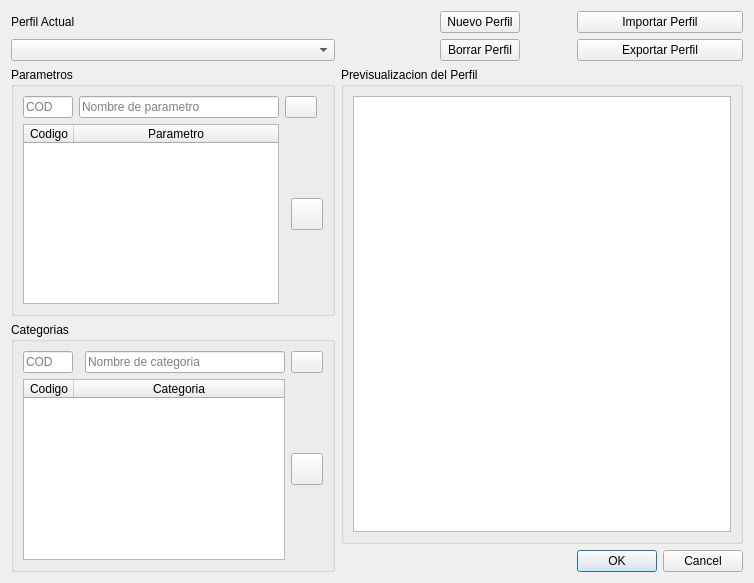
Qt form analizador/perfiles.ui (fedes82/anarev) before a commit.
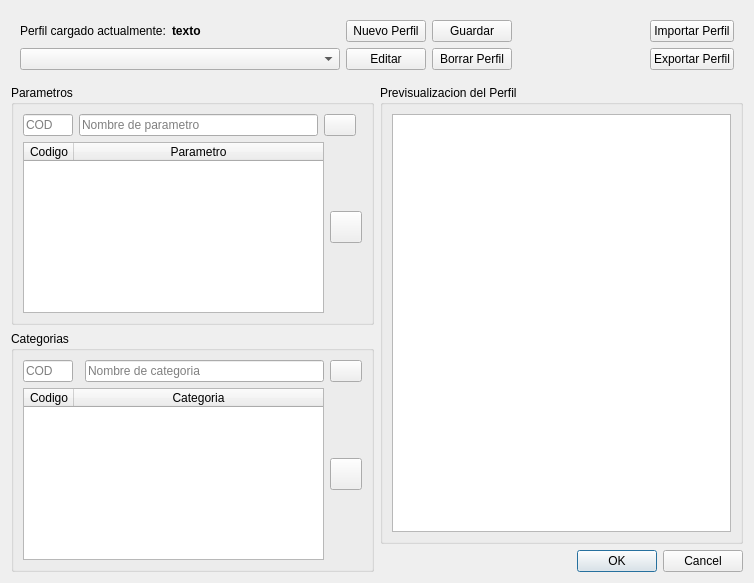
The same form after that commit. Icons and pictures are not drawn.

```diff
--- a/analizador/perfiles.ui
+++ b/analizador/perfiles.ui
@@ -13,14 +13,234 @@
   <property name="windowTitle">
    <string>Dialog</string>
   </property>
-  <layout class="QGridLayout" name="gridLayout_4">
-   <item row="2" column="1" rowspan="2" colspan="4">
+  <layout class="QGridLayout" name="gridLayout_5">
+   <item row="0" column="0" colspan="2">
+    <widget class="QWidget" name="widget" native="true">
+     <layout class="QGridLayout" name="gridLayout_4">
+      <item row="0" column="2">
+       <spacer name="horizontalSpacer_5">
+        <property name="orientation">
+         <enum>Qt::Horizontal</enum>
+        </property>
+        <property name="sizeHint" stdset="0">
+         <size>
+          <width>106</width>
+          <height>17</height>
+         </size>
+        </property>
+       </spacer>
+      </item>
+      <item row="1" column="4">
+       <widget class="QPushButton" name="btnEdicion">
+        <property name="text">
+         <string>Editar</string>
+        </property>
+       </widget>
+      </item>
+      <item row="1" column="7">
+       <spacer name="horizontalSpacer_4">
+        <property name="orientation">
+         <enum>Qt::Horizontal</enum>
+        </property>
+        <property name="sizeHint" stdset="0">
+         <size>
+          <width>105</width>
+          <height>17</height>
+         </size>
+        </property>
+       </spacer>
+      </item>
+      <item row="0" column="8">
+       <widget class="QPushButton" name="btnImpPerfil">
+        <property name="text">
+         <string>Importar Perfil</string>
+        </property>
+       </widget>
+      </item>
+      <item row="1" column="0" colspan="3">
+       <widget class="QComboBox" name="combPerfil"/>
+      </item>
+      <item row="0" column="7">
+       <spacer name="horizontalSpacer">
+        <property name="orientation">
+         <enum>Qt::Horizontal</enum>
+        </property>
+        <property name="sizeHint" stdset="0">
+         <size>
+          <width>105</width>
+          <height>17</height>
+         </size>
+        </property>
+       </spacer>
+      </item>
+      <item row="0" column="4">
+       <widget class="QPushButton" name="btnNuevoPerfil">
+        <property name="text">
+         <string>Nuevo Perfil</string>
+        </property>
+       </widget>
+      </item>
+      <item row="1" column="8">
+       <widget class="QPushButton" name="btnExpPerfil">
+        <property name="text">
+         <string>Exportar Perfil</string>
+        </property>
+       </widget>
+      </item>
+      <item row="0" column="1">
+       <widget class="QLabel" name="lblPerfilPrincipal">
+        <property name="font">
+         <font>
+          <weight>75</weight>
+          <bold>true</bold>
+         </font>
+        </property>
+        <property name="text">
+         <string>texto</string>
+        </property>
+       </widget>
+      </item>
+      <item row="0" column="0">
+       <widget class="QLabel" name="label">
+        <property name="text">
+         <string>Perfil cargado actualmente:</string>
+        </property>
+       </widget>
+      </item>
+      <item row="1" column="5">
+       <widget class="QPushButton" name="btnBorrar">
+        <property name="text">
+         <string>Borrar Perfil</string>
+        </property>
+       </widget>
+      </item>
+      <item row="0" column="5">
+       <widget class="QPushButton" name="btnGuardar">
+        <property name="text">
+         <string>Guardar</string>
+        </property>
+       </widget>
+      </item>
+     </layout>
+    </widget>
+   </item>
+   <item row="1" column="0">
+    <widget class="QGroupBox" name="groupBox">
+     <property name="title">
+      <string>Parametros</string>
+     </property>
+     <layout class="QGridLayout" name="gridLayout_2">
+      <item row="0" column="0">
+       <widget class="QLineEdit" name="lnCodeParam">
+        <property name="maximumSize">
+         <size>
+          <width>50</width>
+          <height>16777215</height>
+         </size>
+        </property>
+        <property name="placeholderText">
+         <string>COD</string>
+        </property>
+       </widget>
+      </item>
+      <item row="0" column="2" colspan="2">
+       <widget class="QPushButton" name="btnAddParam">
+        <property name="maximumSize">
+         <size>
+          <width>32</width>
+          <height>32</height>
+         </size>
+        </property>
+        <property name="text">
+         <string/>
+        </property>
+        <property name="icon">
+         <iconset>
+          <normaloff>../Documentos/ingenia/revwin-1-0/analizador/img_default/edit_add.png</normaloff>../Documentos/ingenia/revwin-1-0/analizador/img_default/edit_add.png</iconset>
+        </property>
+       </widget>
+      </item>
+      <item row="0" column="1">
+       <widget class="QLineEdit" name="lnNombreParam">
+        <property name="placeholderText">
+         <string>Nombre de parametro</string>
+        </property>
+       </widget>
+      </item>
+      <item row="1" column="0" colspan="3">
+       <widget class="QTableWidget" name="tblParametros">
+        <property name="editTriggers">
+         <set>QAbstractItemView::NoEditTriggers</set>
+        </property>
+        <property name="showDropIndicator" stdset="0">
+         <bool>true</bool>
+        </property>
+        <property name="selectionMode">
+         <enum>QAbstractItemView::SingleSelection</enum>
+        </property>
+        <property name="selectionBehavior">
+         <enum>QAbstractItemView::SelectRows</enum>
+        </property>
+        <property name="showGrid">
+         <bool>true</bool>
+        </property>
+        <attribute name="horizontalHeaderCascadingSectionResizes">
+         <bool>false</bool>
+        </attribute>
+        <attribute name="horizontalHeaderDefaultSectionSize">
+         <number>50</number>
+        </attribute>
+        <attribute name="horizontalHeaderShowSortIndicator" stdset="0">
+         <bool>false</bool>
+        </attribute>
+        <attribute name="horizontalHeaderStretchLastSection">
+         <bool>true</bool>
+        </attribute>
+        <attribute name="verticalHeaderVisible">
+         <bool>false</bool>
+        </attribute>
+        <attribute name="verticalHeaderCascadingSectionResizes">
+         <bool>false</bool>
+        </attribute>
+        <column>
+         <property name="text">
+          <string>Codigo</string>
+         </property>
+        </column>
+        <column>
+         <property name="text">
+          <string>Parametro</string>
+         </property>
+        </column>
+       </widget>
+      </item>
+      <item row="1" column="3">
+       <widget class="QPushButton" name="btnDelParam">
+        <property name="maximumSize">
+         <size>
+          <width>32</width>
+          <height>32</height>
+         </size>
+        </property>
+        <property name="text">
+         <string/>
+        </property>
+        <property name="icon">
+         <iconset>
+          <normaloff>../Documentos/ingenia/revwin-1-0/analizador/img_default/edit_remove.png</normaloff>../Documentos/ingenia/revwin-1-0/analizador/img_default/edit_remove.png</iconset>
+        </property>
+       </widget>
+      </item>
+     </layout>
+    </widget>
+   </item>
+   <item row="1" column="1" rowspan="2">
     <widget class="QGroupBox" name="groupBox_3">
      <property name="title">
       <string>Previsualizacion del Perfil</string>
      </property>
      <layout class="QGridLayout" name="gridLayout_3">
-      <item row="0" column="1">
+      <item row="0" column="0">
        <widget class="QTextBrowser" name="lblPerfil">
         <property name="autoFormatting">
          <set>QTextEdit::AutoBulletList</set>
@@ -37,56 +257,12 @@
      </layout>
     </widget>
    </item>
-   <item row="1" column="4">
-    <widget class="QPushButton" name="btnExpPerfil">
-     <property name="text">
-      <string>Exportar Perfil</string>
-     </property>
-    </widget>
-   </item>
-   <item row="0" column="1">
-    <spacer name="horizontalSpacer_3">
-     <property name="orientation">
-      <enum>Qt::Horizontal</enum>
-     </property>
-     <property name="sizeHint" stdset="0">
-      <size>
-       <width>93</width>
-       <height>20</height>
-      </size>
-     </property>
-    </spacer>
-   </item>
-   <item row="0" column="2">
-    <widget class="QPushButton" name="btnNuevoPerfil">
-     <property name="text">
-      <string>Nuevo Perfil</string>
-     </property>
-    </widget>
-   </item>
-   <item row="3" column="0" rowspan="2">
+   <item row="2" column="0" rowspan="2">
     <widget class="QGroupBox" name="groupBox_2">
      <property name="title">
       <string>Categorias</string>
      </property>
      <layout class="QGridLayout" name="gridLayout">
-      <item row="1" column="3">
-       <widget class="QPushButton" name="btnDelCat">
-        <property name="maximumSize">
-         <size>
-          <width>32</width>
-          <height>32</height>
-         </size>
-        </property>
-        <property name="text">
-         <string/>
-        </property>
-        <property name="icon">
-         <iconset>
-          <normaloff>../Documentos/ingenia/revwin-1-0/analizador/img_default/edit_remove.png</normaloff>../Documentos/ingenia/revwin-1-0/analizador/img_default/edit_remove.png</iconset>
-        </property>
-       </widget>
-      </item>
       <item row="0" column="3">
        <widget class="QPushButton" name="btnAddCat">
         <property name="maximumSize">
@@ -168,110 +344,8 @@
         </property>
        </widget>
       </item>
-     </layout>
-    </widget>
-   </item>
-   <item row="0" column="4">
-    <widget class="QPushButton" name="btnImpPerfil">
-     <property name="text">
-      <string>Importar Perfil</string>
-     </property>
-    </widget>
-   </item>
-   <item row="1" column="2">
-    <widget class="QPushButton" name="pushButton">
-     <property name="text">
-      <string>Borrar Perfil</string>
-     </property>
-    </widget>
-   </item>
-   <item row="1" column="3">
-    <spacer name="horizontalSpacer_4">
-     <property name="orientation">
-      <enum>Qt::Horizontal</enum>
-     </property>
-     <property name="sizeHint" stdset="0">
-      <size>
-       <width>36</width>
-       <height>20</height>
-      </size>
-     </property>
-    </spacer>
-   </item>
-   <item row="0" column="3">
-    <spacer name="horizontalSpacer">
-     <property name="orientation">
-      <enum>Qt::Horizontal</enum>
-     </property>
-     <property name="sizeHint" stdset="0">
-      <size>
-       <width>36</width>
-       <height>20</height>
-      </size>
-     </property>
-    </spacer>
-   </item>
-   <item row="1" column="1">
-    <spacer name="horizontalSpacer_2">
-     <property name="orientation">
-      <enum>Qt::Horizontal</enum>
-     </property>
-     <property name="sizeHint" stdset="0">
-      <size>
-       <width>93</width>
-       <height>20</height>
-      </size>
-     </property>
-    </spacer>
-   </item>
-   <item row="1" column="0">
-    <widget class="QComboBox" name="combPerfil"/>
-   </item>
-   <item row="0" column="0">
-    <widget class="QLabel" name="label">
-     <property name="text">
-      <string>Perfil Actual</string>
-     </property>
-    </widget>
-   </item>
-   <item row="2" column="0">
-    <widget class="QGroupBox" name="groupBox">
-     <property name="title">
-      <string>Parametros</string>
-     </property>
-     <layout class="QGridLayout" name="gridLayout_2">
-      <item row="0" column="0">
-       <widget class="QLineEdit" name="lnCodeParam">
-        <property name="maximumSize">
-         <size>
-          <width>50</width>
-          <height>16777215</height>
-         </size>
-        </property>
-        <property name="placeholderText">
-         <string>COD</string>
-        </property>
-       </widget>
-      </item>
-      <item row="0" column="2" colspan="2">
-       <widget class="QPushButton" name="btnAddParam">
-        <property name="maximumSize">
-         <size>
-          <width>32</width>
-          <height>32</height>
-         </size>
-        </property>
-        <property name="text">
-         <string/>
-        </property>
-        <property name="icon">
-         <iconset>
-          <normaloff>../Documentos/ingenia/revwin-1-0/analizador/img_default/edit_add.png</normaloff>../Documentos/ingenia/revwin-1-0/analizador/img_default/edit_add.png</iconset>
-        </property>
-       </widget>
-      </item>
       <item row="1" column="3">
-       <widget class="QPushButton" name="btnDelParam">
+       <widget class="QPushButton" name="btnDelCat">
         <property name="maximumSize">
          <size>
           <width>32</width>
@@ -287,64 +361,10 @@
         </property>
        </widget>
       </item>
-      <item row="0" column="1">
-       <widget class="QLineEdit" name="lnNombreParam">
-        <property name="placeholderText">
-         <string>Nombre de parametro</string>
-        </property>
-       </widget>
-      </item>
-      <item row="1" column="0" colspan="2">
-       <widget class="QTableWidget" name="tblParametros">
-        <property name="editTriggers">
-         <set>QAbstractItemView::NoEditTriggers</set>
-        </property>
-        <property name="showDropIndicator" stdset="0">
-         <bool>true</bool>
-        </property>
-        <property name="selectionMode">
-         <enum>QAbstractItemView::SingleSelection</enum>
-        </property>
-        <property name="selectionBehavior">
-         <enum>QAbstractItemView::SelectRows</enum>
-        </property>
-        <property name="showGrid">
-         <bool>true</bool>
-        </property>
-        <attribute name="horizontalHeaderCascadingSectionResizes">
-         <bool>false</bool>
-        </attribute>
-        <attribute name="horizontalHeaderDefaultSectionSize">
-         <number>50</number>
-        </attribute>
-        <attribute name="horizontalHeaderShowSortIndicator" stdset="0">
-         <bool>false</bool>
-        </attribute>
-        <attribute name="horizontalHeaderStretchLastSection">
-         <bool>true</bool>
-        </attribute>
-        <attribute name="verticalHeaderVisible">
-         <bool>false</bool>
-        </attribute>
-        <attribute name="verticalHeaderCascadingSectionResizes">
-         <bool>false</bool>
-        </attribute>
-        <column>
-         <property name="text">
-          <string>Codigo</string>
-         </property>
-        </column>
-        <column>
-         <property name="text">
-          <string>Parametro</string>
-         </property>
-        </column>
-       </widget>
-      </item>
      </layout>
     </widget>
    </item>
-   <item row="4" column="4">
+   <item row="3" column="1">
     <widget class="QDialogButtonBox" name="buttonBox">
      <property name="orientation">
       <enum>Qt::Horizontal</enum>
```
